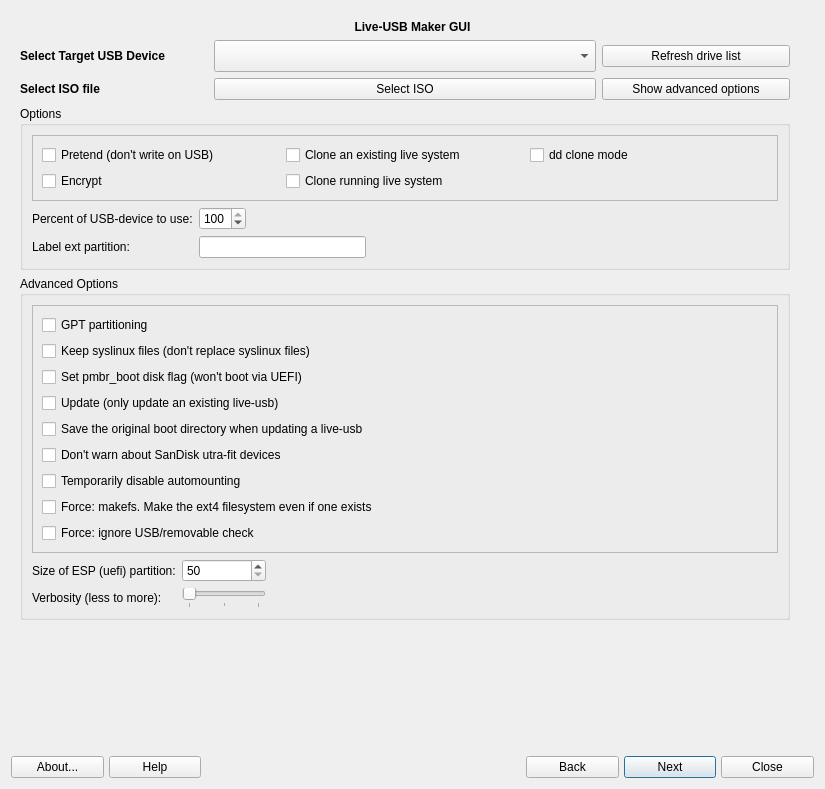
Before: the Qt Designer form mainwindow.ui in AdrianTM/mx-live-usb-maker, drawn with Qt 5.
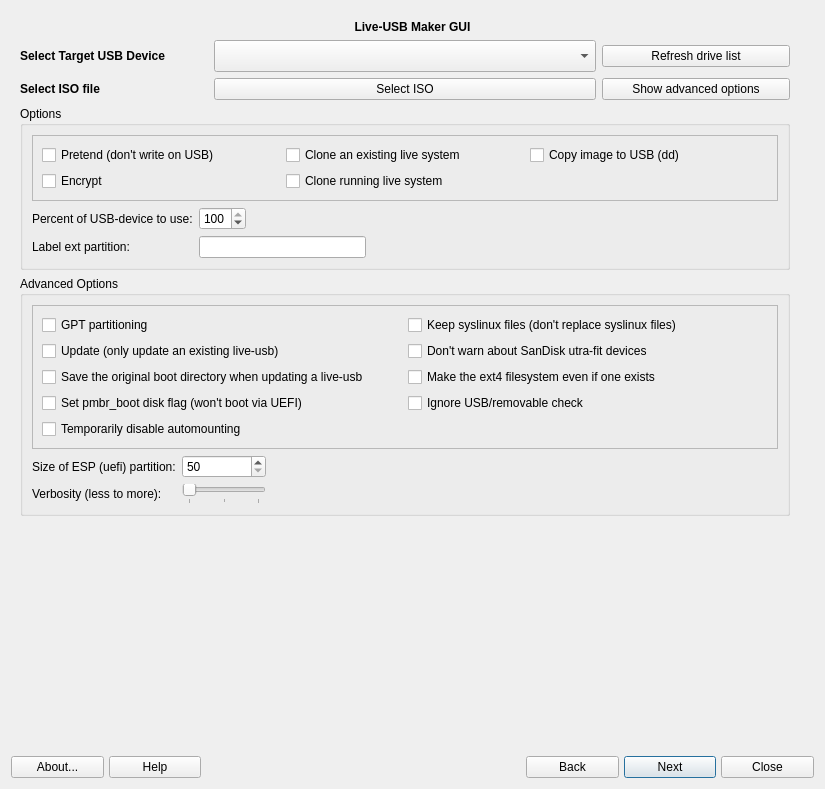
After: the same form once the commit is applied. Icons and pictures are not drawn.

Patch:
```diff
--- a/mainwindow.ui
+++ b/mainwindow.ui
@@ -451,31 +451,17 @@
                </property>
               </widget>
              </item>
-             <item row="5" column="0">
+             <item row="4" column="1">
               <widget class="QCheckBox" name="cb_keep">
                <property name="text">
                 <string>Keep syslinux files (don't replace syslinux files)</string>
                </property>
               </widget>
              </item>
-             <item row="8" column="0">
-              <widget class="QCheckBox" name="cb_set_pmbr_boot">
+             <item row="13" column="1">
+              <widget class="QCheckBox" name="cb_force_usb">
                <property name="text">
-                <string>Set pmbr_boot disk flag (won't boot via UEFI)</string>
-               </property>
-              </widget>
-             </item>
-             <item row="14" column="0">
-              <widget class="QCheckBox" name="cb_force_makefs">
-               <property name="text">
-                <string>Force: makefs. Make the ext4 filesystem even if one exists</string>
-               </property>
-              </widget>
-             </item>
-             <item row="12" column="0">
-              <widget class="QCheckBox" name="cb_force_ultra_fit">
-               <property name="text">
-                <string>Don't warn about SanDisk utra-fit devices</string>
+                <string>Ignore USB/removable check</string>
                </property>
               </widget>
              </item>
@@ -486,14 +472,28 @@
                </property>
               </widget>
              </item>
-             <item row="15" column="0">
-              <widget class="QCheckBox" name="cb_force_usb">
+             <item row="9" column="1">
+              <widget class="QCheckBox" name="cb_force_ultra_fit">
                <property name="text">
-                <string>Force: ignore USB/removable check</string>
+                <string>Don't warn about SanDisk utra-fit devices</string>
+               </property>
+              </widget>
+             </item>
+             <item row="10" column="1">
+              <widget class="QCheckBox" name="cb_force_makefs">
+               <property name="text">
+                <string>Make the ext4 filesystem even if one exists</string>
                </property>
               </widget>
              </item>
              <item row="13" column="0">
+              <widget class="QCheckBox" name="cb_set_pmbr_boot">
+               <property name="text">
+                <string>Set pmbr_boot disk flag (won't boot via UEFI)</string>
+               </property>
+              </widget>
+             </item>
+             <item row="16" column="0">
               <widget class="QCheckBox" name="cb_force_automount">
                <property name="text">
                 <string>Temporarily disable automounting</string>
@@ -555,7 +555,7 @@
                 <string>read-only, cannot be used with persistency</string>
                </property>
                <property name="text">
-                <string>dd clone mode</string>
+                <string>Copy image to USB (dd)</string>
                </property>
               </widget>
              </item>
```
